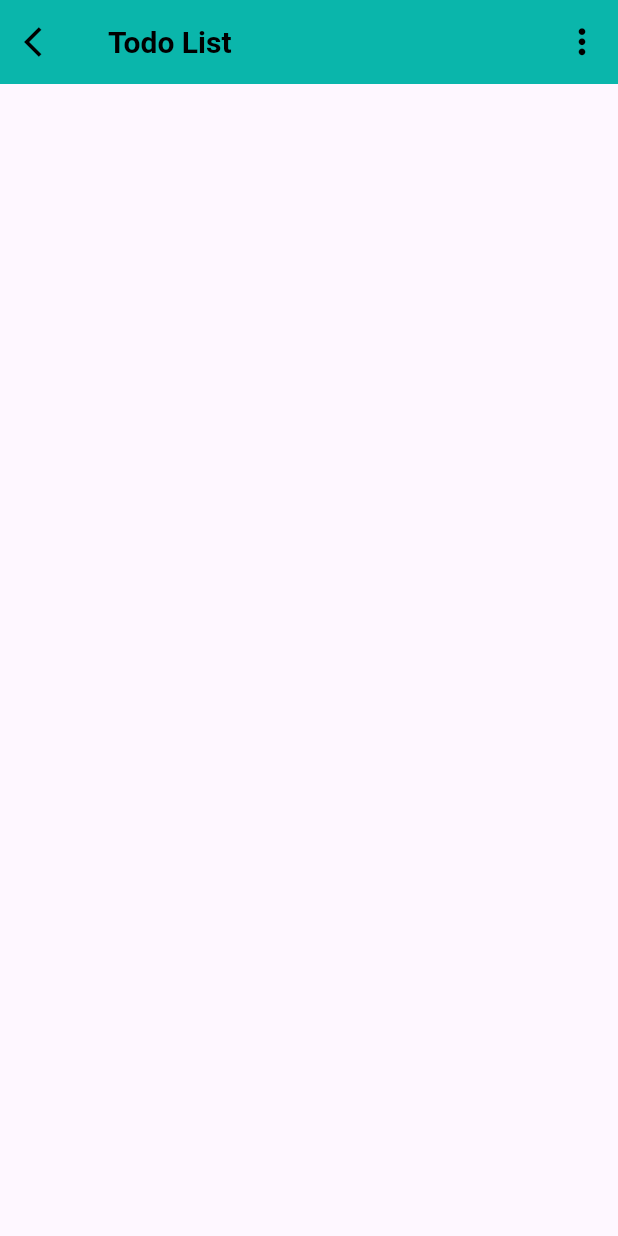
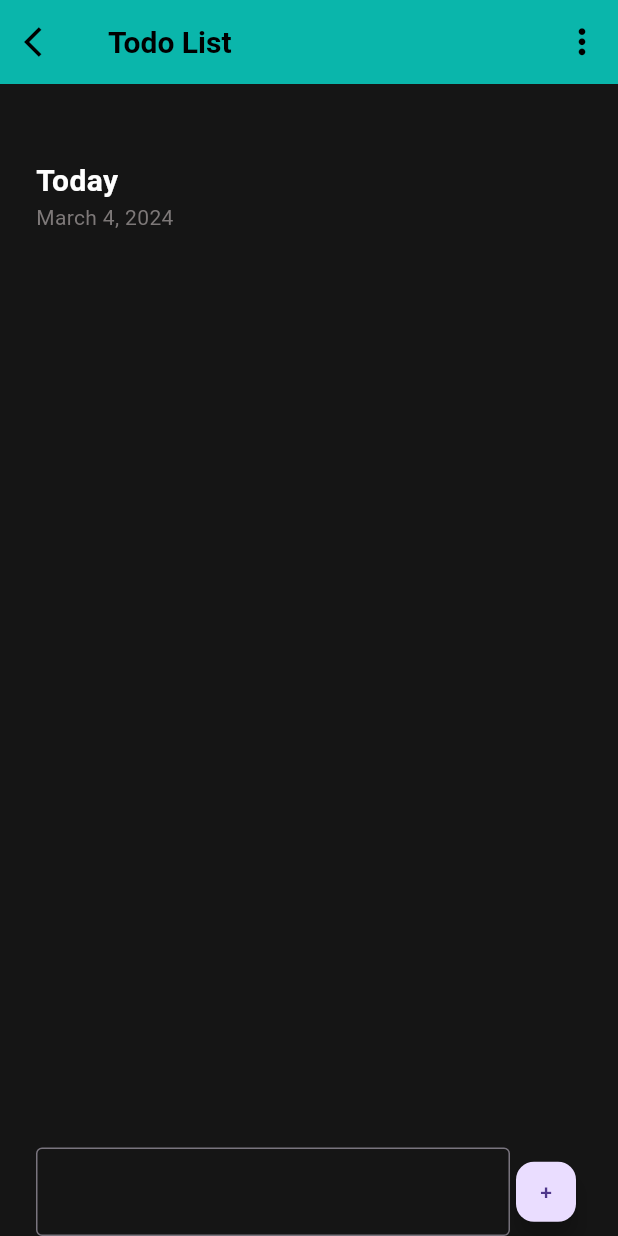
Before and after one commit to dionedev/ToDo_List, a Flutter app: the screen it shows after launch, on a phone screen of 412 x 824 dp. Run offline on Flutter 3.47's test engine with Material 3 defaults, Android fonts, the phone set to English and light mode, and no system bars.

Commit message:
feat: adiciona funcionalidade de criar tarefa sem estilização

```diff
--- a/lib/pages/todolist_page.dart
+++ b/lib/pages/todolist_page.dart
@@ -7,11 +7,30 @@ class ToDoListPage extends StatefulWidget {
   State<ToDoListPage> createState() => _ToDoListPageState();
 }
 
+class Task {
+  String name;
+  String time;
+  bool isDone;
+
+  Task(this.name, this.time, this.isDone);
+}
+
 class _ToDoListPageState extends State<ToDoListPage> {
+  TextEditingController taskController = TextEditingController();
+  bool isChecked = true;
+  List<Task> toDoList = [];
+
+  addTask() {
+    Task task = Task(taskController.text, '13:30', true);
+    toDoList.add(task);
+    taskController.clear();
+  }
+
   @override
   Widget build(BuildContext context) {
     return MaterialApp(
       home: Scaffold(
+        backgroundColor: const Color.fromRGBO(21, 21, 21, 1),
         appBar: AppBar(
           title: const Text(
             'Todo List',
@@ -40,6 +59,111 @@ class _ToDoListPageState extends State<ToDoListPage> {
             )
           ],
         ),
+        body: SafeArea(
+          child: Padding(
+            padding: const EdgeInsets.only(top: 50, right: 24, left: 24),
+            child: Column(
+              crossAxisAlignment: CrossAxisAlignment.start,
+              children: [
+                Container(
+                  child: const Column(
+                    crossAxisAlignment: CrossAxisAlignment.start,
+                    children: [
+                      Text(
+                        'Today',
+                        style: TextStyle(
+                          color: Color.fromRGBO(255, 255, 255, 1),
+                          fontSize: 20,
+                          fontWeight: FontWeight.bold,
+                        ),
+                      ),
+                      Padding(
+                        padding: EdgeInsets.only(bottom: 27),
+                        child: Text(
+                          'March 4, 2024',
+                          style: TextStyle(
+                            fontSize: 14,
+                            color: Color.fromRGBO(125, 120, 120, 1),
+                          ),
+                        ),
+                      ),
+                    ],
+                  ),
+                ),
+                Expanded(
+                  child: ListView.builder(
+                    itemCount: toDoList.length,
+                    itemBuilder: (BuildContext _, int index) {
+                      return Container(
+                        height: 60,
+                        margin: const EdgeInsets.only(bottom: 8),
+                        decoration: const BoxDecoration(
+                          color: Color.fromRGBO(32, 31, 31, 1),
+                          borderRadius: BorderRadius.all(
+                            Radius.circular(8),
+                          ),
+                        ),
+                        child: Row(
+                          children: [
+                            Checkbox(
+                              value: isChecked,
+                              onChanged: (value) {
+                                setState(() {});
+                              },
+                            ),
+                            Text(
+                              toDoList[index].name,
+                              style: TextStyle(
+                                decoration: isChecked
+                                    ? TextDecoration.lineThrough
+                                    : TextDecoration.none,
+                                decorationColor:
+                                    const Color.fromRGBO(122, 119, 119, 1),
+                                decorationThickness: 2,
+                                fontSize: 18,
+                                color: const Color.fromRGBO(122, 119, 119, 1),
+                              ),
+                            ),
+                            Text(
+                              toDoList[index].time,
+                              style: const TextStyle(
+                                fontSize: 14,
+                                color: Color.fromRGBO(122, 119, 119, 1),
+                              ),
+                            ),
+                          ],
+                        ),
+                      );
+                    },
+                  ),
+                ),
+                Row(
+                  children: [
+                    Expanded(
+                      child: TextField(
+                        controller: taskController,
+                        style: const TextStyle(
+                          color: Color.fromRGBO(175, 174, 174, 1),
+                          fontSize: 18,
+                        ),
+                        decoration: const InputDecoration(
+                          border: OutlineInputBorder(),
+                        ),
+                      ),
+                    ),
+                    FloatingActionButton.small(
+                      onPressed: () {
+                        addTask();
+                        setState(() {});
+                      },
+                      child: const Text('+'),
+                    )
+                  ],
+                )
+              ],
+            ),
+          ),
+        ),
       ),
     );
   }
```
